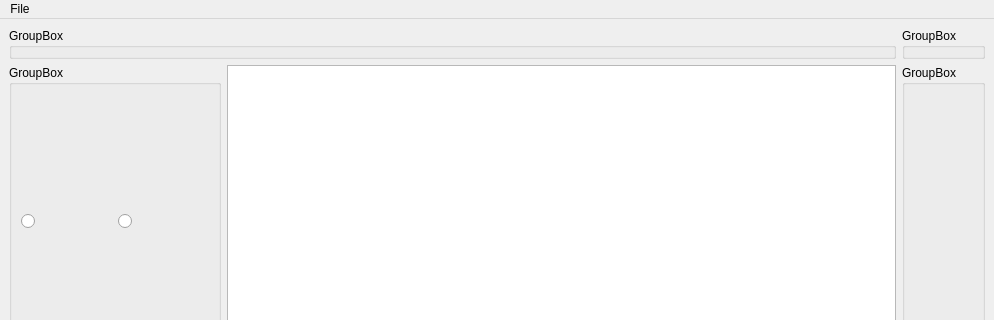
Qt form gui/uis/MainWindow.ui (209450/PixelArter) before a commit; both pictures show x 0 to 994 and y 0 to 320 of the 994 by 722 pixel window.
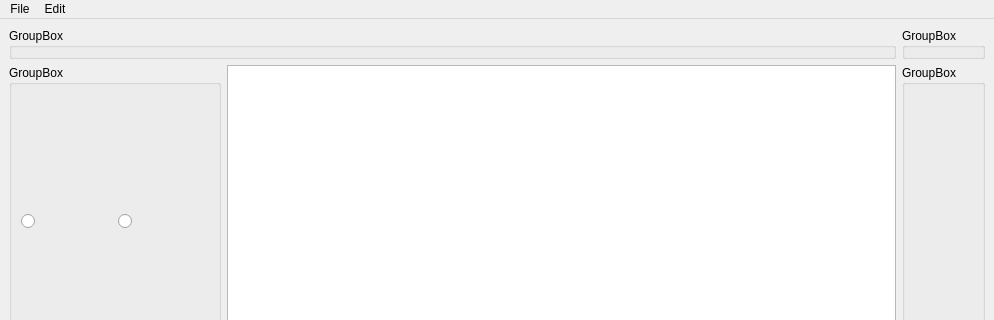
The same form after that commit. Icons and pictures are not drawn.

```diff
--- a/gui/uis/MainWindow.ui
+++ b/gui/uis/MainWindow.ui
@@ -163,7 +163,15 @@
     <addaction name="actionSave"/>
     <addaction name="actionSaveAs"/>
    </widget>
+   <widget class="QMenu" name="menuEdit">
+    <property name="title">
+     <string>Edit</string>
+    </property>
+    <addaction name="actionUndo"/>
+    <addaction name="actionRedo"/>
+   </widget>
    <addaction name="menuFile"/>
+   <addaction name="menuEdit"/>
   </widget>
   <widget class="QStatusBar" name="statusbar"/>
   <action name="actionSave">
```
Left out of the diff: 16 changed lines with no effect on the pictures.
